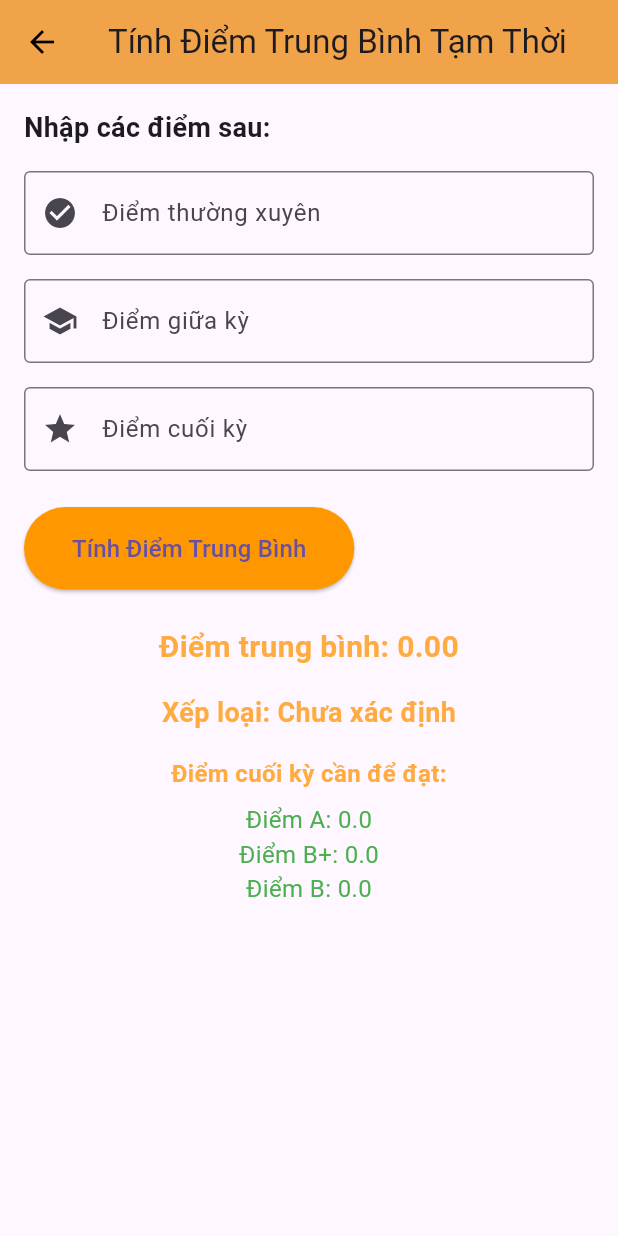
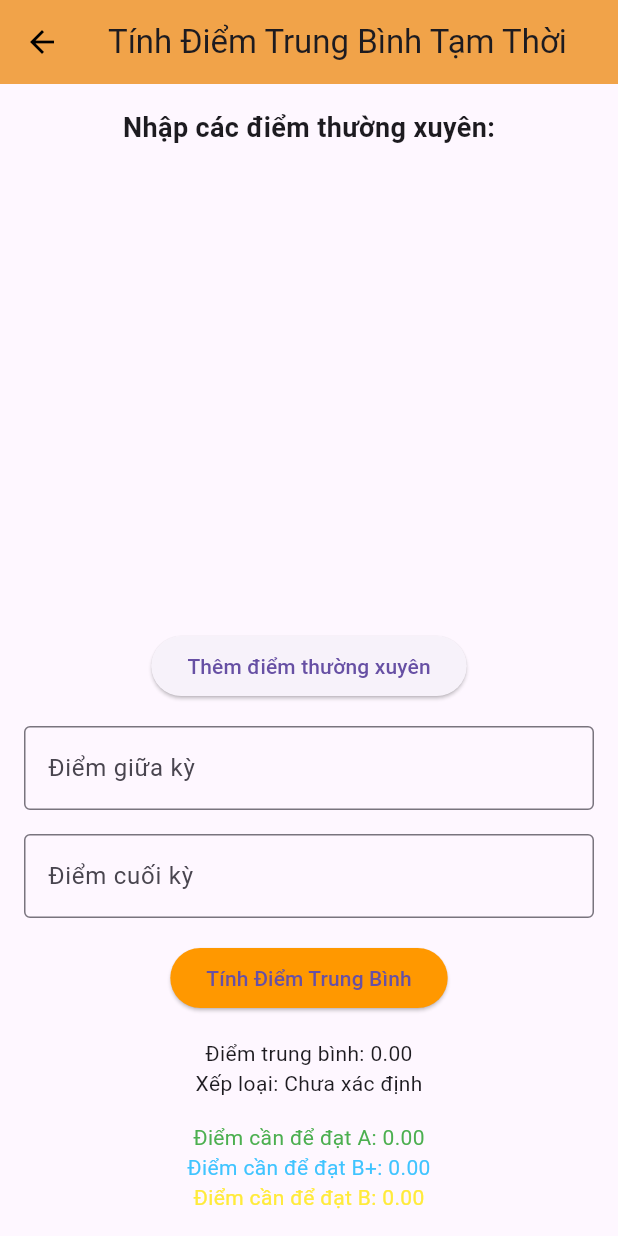
Before and after one commit to NguyenNhatHuynh/UniScore, a Flutter app: the TemporaryAverageScreen screen opened directly, on a phone screen of 412 x 824 dp. Run offline on Flutter 3.47's test engine with Material 3 defaults, Android fonts, the phone set to English and light mode, and no system bars.

Commit message:
Final Future - Tinh Diem Trung Binh Mon Hoc

```diff
--- a/lib/screens/temporary_average_screen.dart
+++ b/lib/screens/temporary_average_screen.dart
@@ -6,7 +6,7 @@ class TemporaryAverageScreen extends StatefulWidget {
 }
 
 class _TemporaryAverageScreenState extends State<TemporaryAverageScreen> {
-  final TextEditingController _regularScoreController = TextEditingController();
+  final List<TextEditingController> _regularScoreControllers = [];
   final TextEditingController _midTermScoreController = TextEditingController();
   final TextEditingController _finalScoreController = TextEditingController();
 
@@ -16,34 +16,68 @@ class _TemporaryAverageScreenState extends State<TemporaryAverageScreen> {
   double _requiredForBPlus = 0.0;
   double _requiredForB = 0.0;
 
+  void _addRegularScoreField() {
+    _regularScoreControllers.add(TextEditingController());
+    setState(() {});
+  }
+
+  void _removeRegularScoreField(int index) {
+    _regularScoreControllers.removeAt(index);
+    setState(() {});
+  }
+
+  double _roundScore(double score) {
+    return (score * 10).roundToDouble() / 10;
+  }
+
   void _calculateTemporaryAverage() {
-    final double regularScore =
-        double.tryParse(_regularScoreController.text) ?? 0.0;
+    double totalRegularScore = 0.0;
+    int regularScoreCount = 0;
+
+    for (var controller in _regularScoreControllers) {
+      final double score = double.tryParse(controller.text) ?? 0.0;
+      if (score > 10) {
+        ScaffoldMessenger.of(context).showSnackBar(
+          const SnackBar(content: Text('Điểm không được lớn hơn 10')),
+        );
+        return;
+      }
+      totalRegularScore += score;
+      regularScoreCount++;
+    }
+
+    if (regularScoreCount == 0) {
+      ScaffoldMessenger.of(context).showSnackBar(
+        const SnackBar(
+            content: Text('Vui lòng nhập ít nhất một điểm thường xuyên')),
+      );
+      return;
+    }
+
+    final double regularScoreAverage = totalRegularScore / regularScoreCount;
+
     final double midTermScore =
         double.tryParse(_midTermScoreController.text) ?? 0.0;
     final double finalScore =
         double.tryParse(_finalScoreController.text) ?? 0.0;
 
-    // Constants for weighting
+    if (midTermScore > 10 || finalScore > 10) {
+      ScaffoldMessenger.of(context).showSnackBar(
+          const SnackBar(content: Text('Điểm không được lớn hơn 10')));
+      return;
+    }
+
     const double regularWeight = 0.3;
     const double midTermWeight = 0.3;
     const double finalWeight = 0.4;
 
-    if (regularScore > 10 || midTermScore > 10 || finalScore > 10) {
-      // Alert if any score is greater than 10
-      ScaffoldMessenger.of(context)
-          .showSnackBar(SnackBar(content: Text('Điểm không được lớn hơn 10')));
-      return;
-    }
-
     setState(() {
-      _temporaryAverage = (regularScore * regularWeight +
+      _temporaryAverage = _roundScore((regularScoreAverage * regularWeight +
               midTermScore * midTermWeight +
               finalScore * finalWeight) /
-          (regularWeight + midTermWeight + finalWeight);
+          (regularWeight + midTermWeight + finalWeight));
 
-      // Classifying
-      if (regularScore < 4 || midTermScore < 4 || finalScore < 4) {
+      if (regularScoreAverage < 4 || midTermScore < 4 || finalScore < 4) {
         _classification = 'F';
       } else if (_temporaryAverage >= 8.5) {
         _classification = 'A';
@@ -63,25 +97,42 @@ class _TemporaryAverageScreenState extends State<TemporaryAverageScreen> {
         _classification = 'F';
       }
 
-      // Required scores to achieve certain grades
-      _requiredForA =
-          (8.5 - regularScore * regularWeight - midTermScore * midTermWeight) /
-              finalWeight;
-      _requiredForBPlus =
-          (8.0 - regularScore * regularWeight - midTermScore * midTermWeight) /
-              finalWeight;
-      _requiredForB =
-          (7.0 - regularScore * regularWeight - midTermScore * midTermWeight) /
-              finalWeight;
+      _requiredForA = _roundScore((8.5 -
+              regularScoreAverage * regularWeight -
+              midTermScore * midTermWeight) /
+          finalWeight);
+      _requiredForBPlus = _roundScore((8.0 -
+              regularScoreAverage * regularWeight -
+              midTermScore * midTermWeight) /
+          finalWeight);
+      _requiredForB = _roundScore((7.0 -
+              regularScoreAverage * regularWeight -
+              midTermScore * midTermWeight) /
+          finalWeight);
     });
   }
 
   @override
   void dispose() {
-    _regularScoreController.dispose();
+    for (var controller in _regularScoreControllers) {
+      controller.dispose();
+    }
     _midTermScoreController.dispose();
     _finalScoreController.dispose();
     super.dispose();
+  }
+
+  Color _getRequiredScoreColor(String grade) {
+    switch (grade) {
+      case 'A':
+        return Colors.green;
+      case 'B+':
+        return Colors.lightBlueAccent;
+      case 'B':
+        return Colors.yellow;
+      default:
+        return Colors.black;
+    }
   }
 
   @override
@@ -94,112 +145,82 @@ class _TemporaryAverageScreenState extends State<TemporaryAverageScreen> {
       body: Padding(
         padding: const EdgeInsets.all(16.0),
         child: Column(
-          crossAxisAlignment: CrossAxisAlignment.start,
           children: [
             const Text(
-              'Nhập các điểm sau:',
+              'Nhập các điểm thường xuyên:',
               style: TextStyle(fontSize: 18, fontWeight: FontWeight.bold),
             ),
-            const SizedBox(height: 16),
-            TextField(
-              controller: _regularScoreController,
+            Expanded(
+              child: ListView.builder(
+                itemCount: _regularScoreControllers.length,
+                itemBuilder: (context, index) => Padding(
+                  padding: const EdgeInsets.symmetric(vertical: 8.0),
+                  child: Row(
+                    children: [
+                      Expanded(
+                        child: TextField(
+                          controller: _regularScoreControllers[index],
                           keyboardType: TextInputType.number,
                           decoration: InputDecoration(
-                labelText: 'Điểm thường xuyên',
-                border: OutlineInputBorder(),
-                prefixIcon: const Icon(Icons.check_circle),
+                            labelText: 'Điểm thường xuyên ${index + 1}',
+                            border: const OutlineInputBorder(),
                           ),
+                        ),
+                      ),
+                      IconButton(
+                        icon: const Icon(Icons.remove_circle),
+                        onPressed: () => _removeRegularScoreField(index),
+                      ),
+                    ],
+                  ),
+                ),
+              ),
+            ),
+            ElevatedButton(
+              onPressed: _addRegularScoreField,
+              child: const Text('Thêm điểm thường xuyên'),
             ),
             const SizedBox(height: 16),
             TextField(
               controller: _midTermScoreController,
               keyboardType: TextInputType.number,
-              decoration: InputDecoration(
+              decoration: const InputDecoration(
                 labelText: 'Điểm giữa kỳ',
                 border: OutlineInputBorder(),
-                prefixIcon: const Icon(Icons.school),
               ),
             ),
             const SizedBox(height: 16),
             TextField(
               controller: _finalScoreController,
               keyboardType: TextInputType.number,
-              decoration: InputDecoration(
+              decoration: const InputDecoration(
                 labelText: 'Điểm cuối kỳ',
                 border: OutlineInputBorder(),
-                prefixIcon: const Icon(Icons.grade),
               ),
             ),
-            const SizedBox(height: 24),
+            const SizedBox(height: 16),
             ElevatedButton(
               onPressed: _calculateTemporaryAverage,
               style: ElevatedButton.styleFrom(
                 backgroundColor: Colors.orange,
-                padding:
-                    const EdgeInsets.symmetric(vertical: 16, horizontal: 32),
               ),
-              child: const Text(
-                'Tính Điểm Trung Bình',
-                style: TextStyle(fontSize: 16),
-              ),
-            ),
-            const SizedBox(height: 24),
-            Center(
-              child: Column(
-                children: [
-                  Text(
-                    'Điểm trung bình: ${_temporaryAverage.toStringAsFixed(2)}',
-                    style: const TextStyle(
-                      fontSize: 20,
-                      fontWeight: FontWeight.bold,
-                      color: Colors.orangeAccent,
-                    ),
+              child: const Text('Tính Điểm Trung Bình'),
             ),
             const SizedBox(height: 16),
-                  Text(
-                    'Xếp loại: $_classification',
-                    style: const TextStyle(
-                      fontSize: 18,
-                      fontWeight: FontWeight.bold,
-                      color: Colors.orangeAccent,
-                    ),
-                  ),
+            Text('Điểm trung bình: ${_temporaryAverage.toStringAsFixed(2)}'),
+            Text('Xếp loại: $_classification'),
             const SizedBox(height: 16),
             Text(
-                    'Điểm cuối kỳ cần để đạt:',
-                    style: const TextStyle(
-                      fontSize: 16,
-                      fontWeight: FontWeight.bold,
-                      color: Colors.orangeAccent,
-                    ),
-                  ),
-                  const SizedBox(height: 8),
-                  Text(
-                    'Điểm A: ${_requiredForA.toStringAsFixed(1)}',
-                    style: const TextStyle(
-                      fontSize: 16,
-                      fontWeight: FontWeight.normal,
-                      color: Colors.green,
-                    ),
+              'Điểm cần để đạt A: ${_requiredForA.toStringAsFixed(2)}',
+              style: TextStyle(color: _getRequiredScoreColor('A')),
             ),
             Text(
-                    'Điểm B+: ${_requiredForBPlus.toStringAsFixed(1)}',
-                    style: const TextStyle(
-                      fontSize: 16,
-                      fontWeight: FontWeight.normal,
-                      color: Colors.green,
-                    ),
+              'Điểm cần để đạt B+: ${_requiredForBPlus.toStringAsFixed(2)}',
+              style: TextStyle(color: _getRequiredScoreColor('B+')),
             ),
             Text(
-                    'Điểm B: ${_requiredForB.toStringAsFixed(1)}',
-                    style: const TextStyle(
-                      fontSize: 16,
-                      fontWeight: FontWeight.normal,
-                      color: Colors.green,
-                    ),
-                  ),
-                ],
-              ),
+              'Điểm cần để đạt B: ${_requiredForB.toStringAsFixed(2)}',
+              style: TextStyle(color: _getRequiredScoreColor('B')),
             ),
           ],
         ),
```
Also changed, not shown: lib/main.dart (+1 -13 lines), lib/screens/average_score_screen.dart (deleted, +0 -143 lines), 1 other file. Lines whose indentation alone changed are shown as unchanged.
